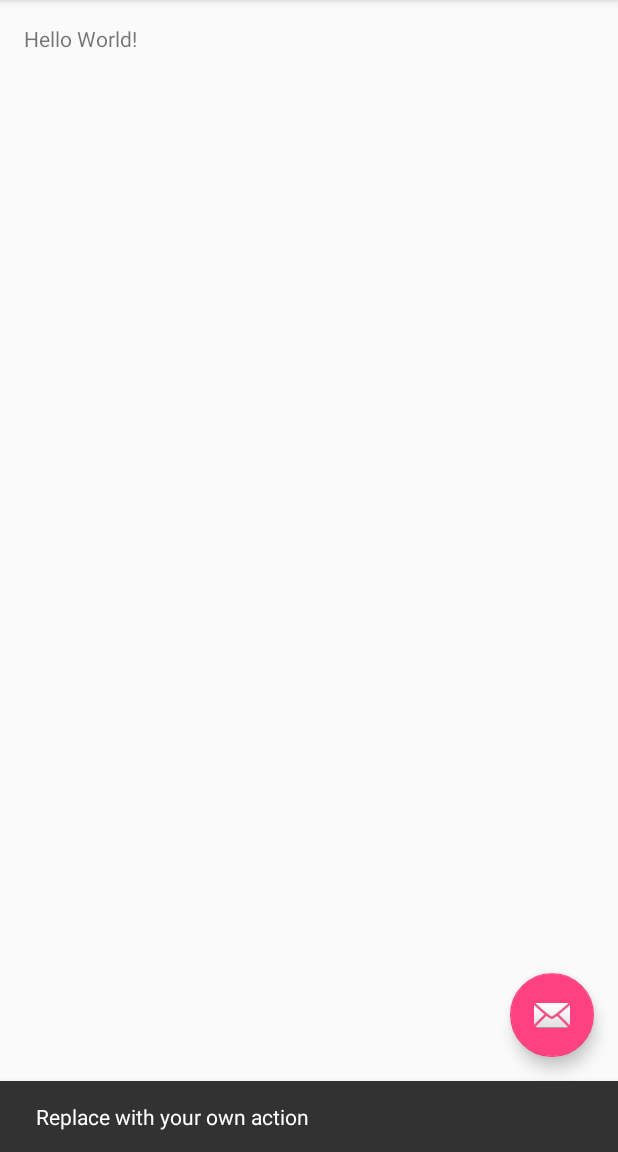
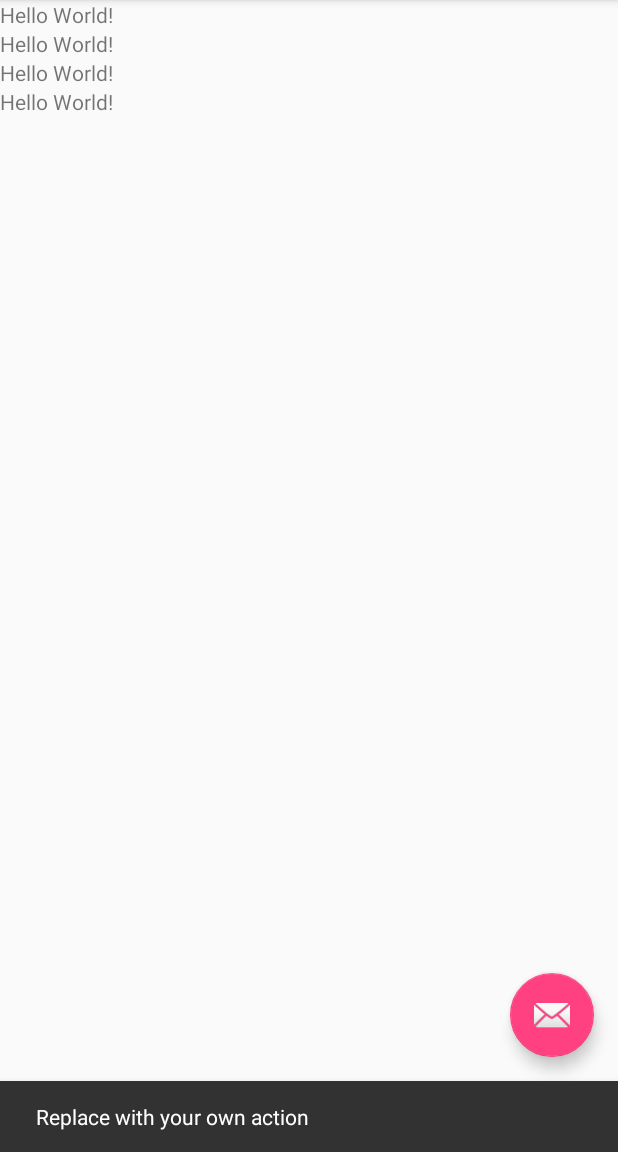
Before and after one commit to Christian1234567/PruebaGitHub, an Android app: the screen it shows after launch (MainActivity), after a tap on an icon or button, on a phone screen of 412 x 824 dp, the part 84-1236 px from its top. Run offline under Robolectric (Android 15) with nearby library versions, the phone set to English and light mode, and no system bars.

Commit message:
Primera Modificacion

```diff
--- a/app/src/main/res/layout/content_main.xml
+++ b/app/src/main/res/layout/content_main.xml
@@ -1,20 +1,29 @@
 <?xml version="1.0" encoding="utf-8"?>
-<RelativeLayout xmlns:android="http://schemas.android.com/apk/res/android"
+<LinearLayout xmlns:android="http://schemas.android.com/apk/res/android"
     xmlns:app="http://schemas.android.com/apk/res-auto"
     xmlns:tools="http://schemas.android.com/tools"
     android:id="@+id/content_main"
     android:layout_width="match_parent"
     android:layout_height="match_parent"
-    android:paddingBottom="@dimen/activity_vertical_margin"
-    android:paddingLeft="@dimen/activity_horizontal_margin"
-    android:paddingRight="@dimen/activity_horizontal_margin"
-    android:paddingTop="@dimen/activity_vertical_margin"
     app:layout_behavior="@string/appbar_scrolling_view_behavior"
     tools:context="com.example.inter.pruebagithub.MainActivity"
-    tools:showIn="@layout/activity_main">
+    tools:showIn="@layout/activity_main"
+    android:orientation="vertical">
 
     <TextView
         android:layout_width="wrap_content"
         android:layout_height="wrap_content"
         android:text="Hello World!" />
-</RelativeLayout>
+    <TextView
+        android:layout_width="wrap_content"
+        android:layout_height="wrap_content"
+        android:text="Hello World!" />
+    <TextView
+        android:layout_width="wrap_content"
+        android:layout_height="wrap_content"
+        android:text="Hello World!" />
+    <TextView
+        android:layout_width="wrap_content"
+        android:layout_height="wrap_content"
+        android:text="Hello World!" />
+</LinearLayout>
```
